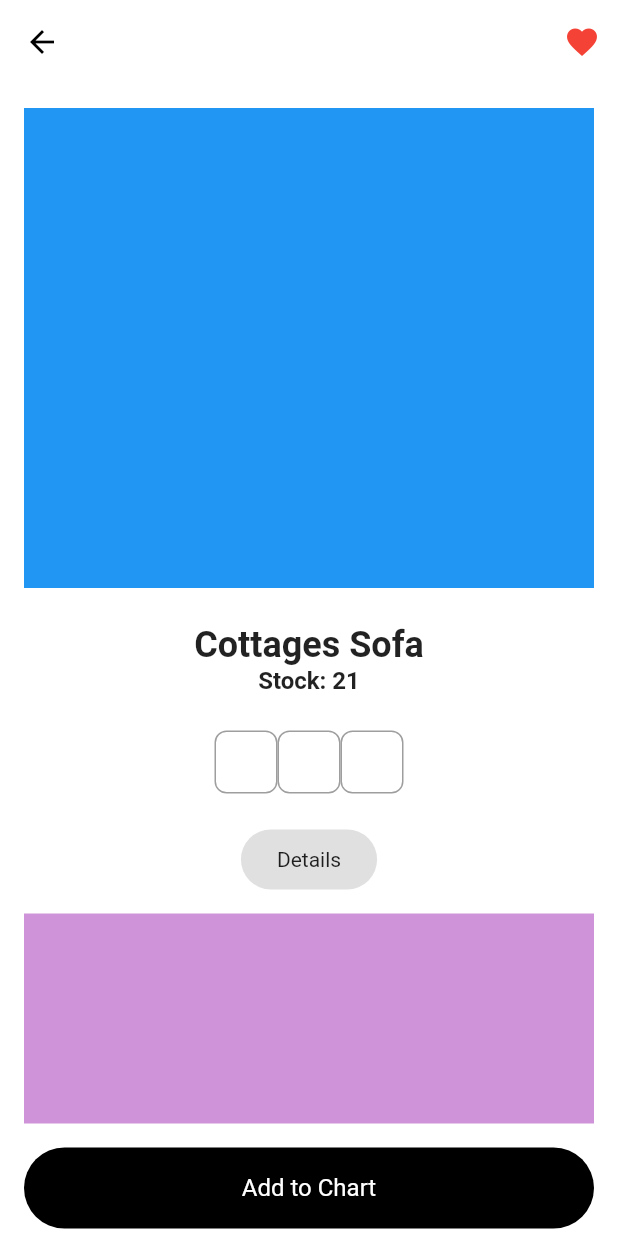
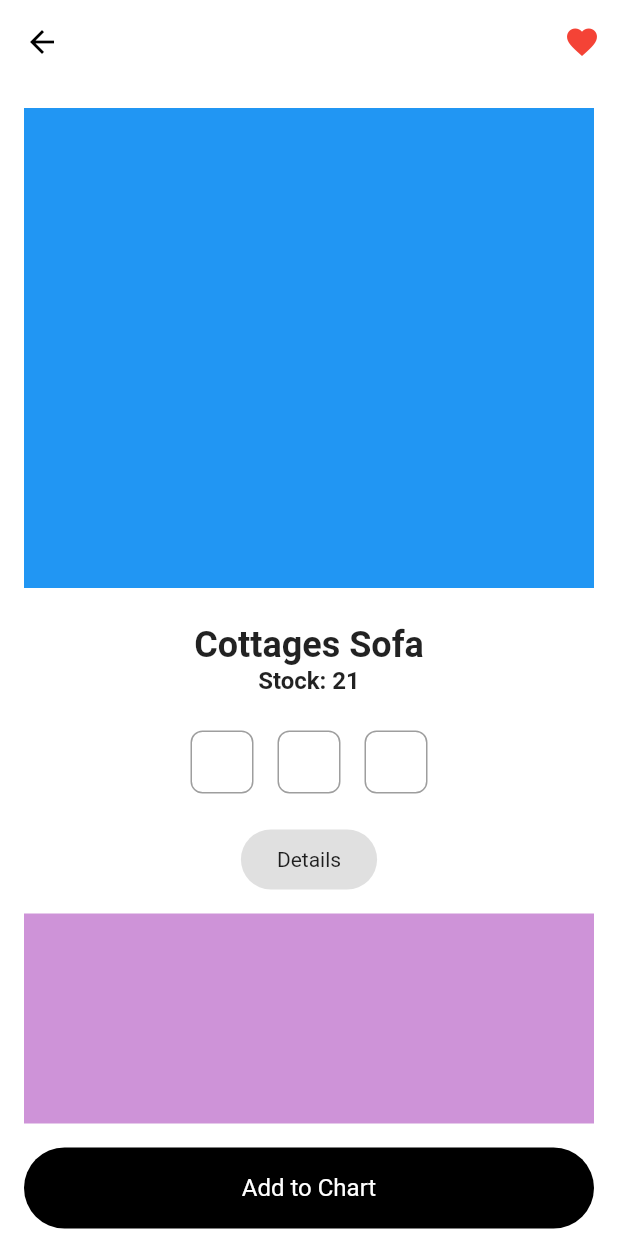
Before and after one commit to JAICHANGPARK/flutter_notebook_chapter_24, a Flutter app: the FurnitureDetailPage screen opened directly, on a phone screen of 412 x 824 dp. Run offline on Flutter 3.47's test engine with Material 2 defaults, Android fonts, the phone set to English and light mode, and no system bars; our stand-ins replace flutter_riverpod, freezed_annotation, ionicons, percent_indicator; missing offline and left inert: crypto_font_icons; network calls fail.

Commit message:
Update furniture_detail_page.dart

```diff
--- a/lib/ep1371_furniture_app/view/furniture_detail_page.dart
+++ b/lib/ep1371_furniture_app/view/furniture_detail_page.dart
@@ -59,6 +59,7 @@ class _FurnitureDetailPageState extends State<FurnitureDetailPage> {
                           borderRadius: BorderRadius.circular(8)),
                     ),
                     Container(
+                      margin: EdgeInsets.symmetric(horizontal: 16),
                       height: 42,
                       width: 42,
                       decoration: BoxDecoration(
```
